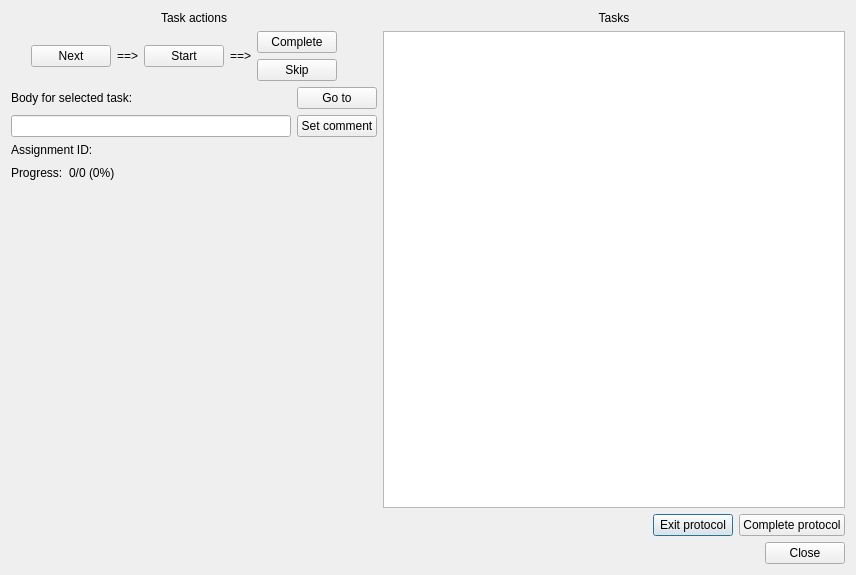
Above: neurolabi/gui/protocols/orphanlinkprotocol.ui from janelia-flyem/NeuTu before the change. Below: the same form after it.
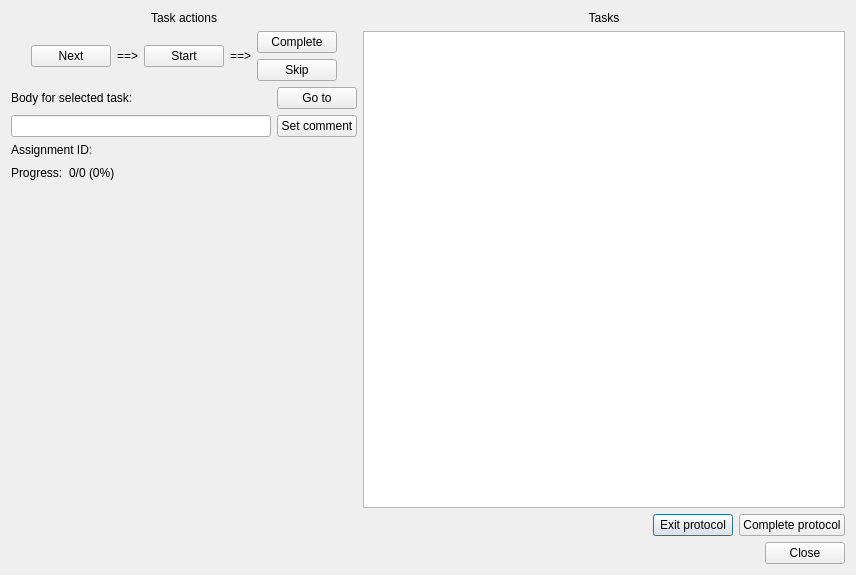
That is the form after the change.

Commit message: skipped counts as complete in progress labels

Diff of the .ui file:
```diff
--- a/neurolabi/gui/protocols/orphanlinkprotocol.ui
+++ b/neurolabi/gui/protocols/orphanlinkprotocol.ui
@@ -75,9 +75,6 @@
          </item>
          <item>
           <layout class="QVBoxLayout" name="verticalLayout_4">
-           <property name="rightMargin">
-            <number>20</number>
-           </property>
            <item>
             <widget class="QPushButton" name="completeTaskButton">
              <property name="text">
```
The commit also changes 2 other files.
